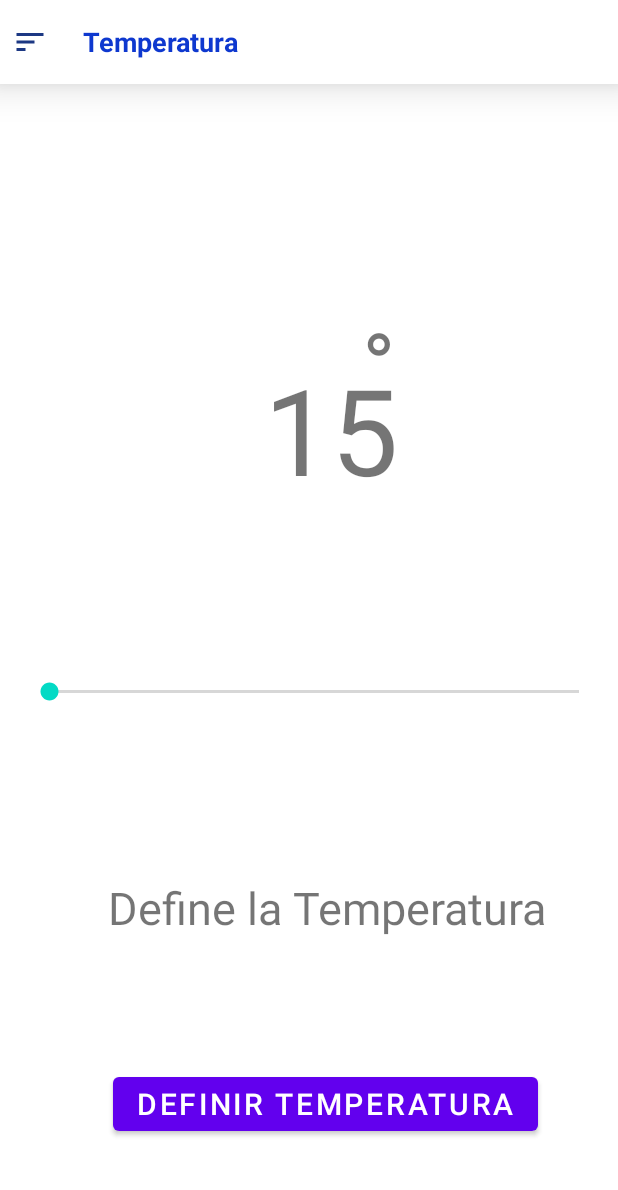
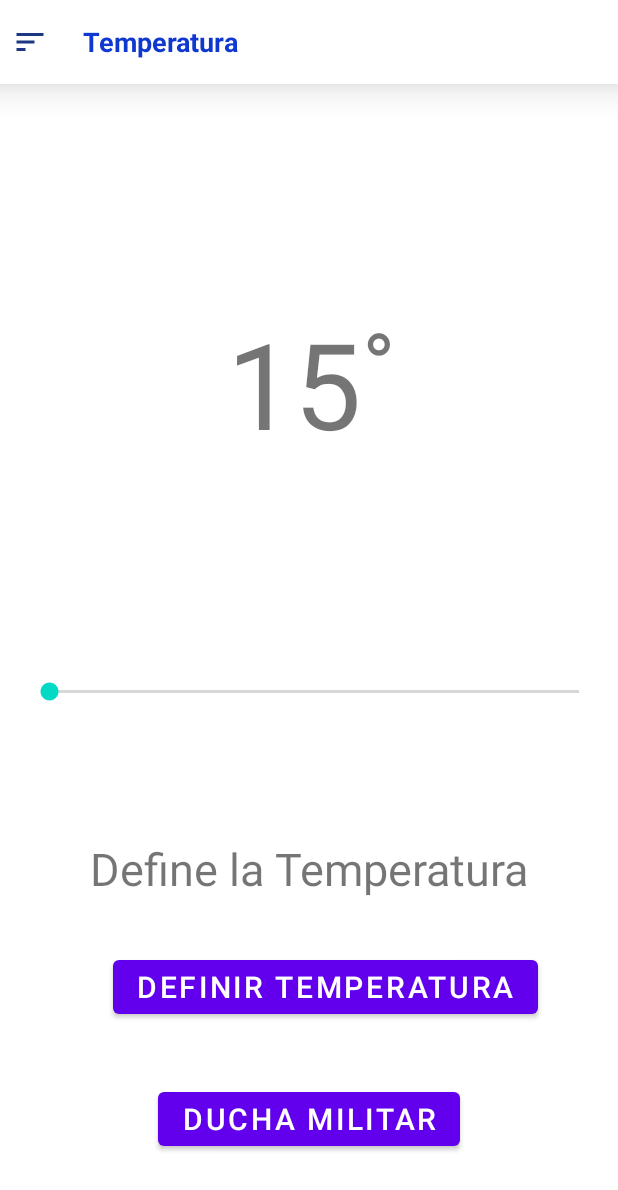
Before and after one commit to angelSantori/rega9, an Android app: the screen it shows after launch (MainActivity), in the side drawer, after a tap on "Temperatura", on a phone screen of 412 x 824 dp. Shown: the top 1190 px of the screen. Run offline under Robolectric (Android 15) with nearby library versions, the phone set to English and light mode, and no system bars; our stand-ins replace navigation-ui; libraries missing offline, so code that uses them is left out: org.eazegraph.lib.

```diff
--- a/app/src/main/java/com/example/rega9/view/HomeFragment.kt
+++ b/app/src/main/java/com/example/rega9/view/HomeFragment.kt
@@ -1,13 +1,24 @@
 package com.example.rega9
 
+import android.media.MediaPlayer
+import android.media.RingtoneManager
 import android.os.Bundle
 import androidx.fragment.app.Fragment
 import android.view.LayoutInflater
 import android.view.View
 import android.view.ViewGroup
+import android.widget.ArrayAdapter
+import android.widget.TextView
 
 
 class HomeFragment : Fragment() {
+
+    override fun onCreate(savedInstanceState: Bundle?) {
+        super.onCreate(savedInstanceState)
+        arguments?.let {
+
+        }
+    }
 
     override fun onCreateView(
         inflater: LayoutInflater, container: ViewGroup?,
@@ -15,5 +26,25 @@ class HomeFragment : Fragment() {
     ): View? {
         // Inflate the layout for this fragment
         return inflater.inflate(R.layout.fragment_home, container, false)
+
+    }
+
+    override fun onViewCreated(view: View, savedInstanceState: Bundle?) {
+        super.onViewCreated(view, savedInstanceState)
+
+        val txtMensaje = view.findViewById<TextView>(R.id.txtMensaje)
+
+        val mensaje = arrayOf(
+            "Cuando proteges el agua proteges la vida.",
+            "Tomar agua nos da vida, pero tomar conciencia no dará agua.",
+            "Toda el agua que desperdicies hoy, es la que necesitaras mañana.",
+            "Ahorra hoy el agua de mañana.",
+            "Salva nuestro planeta. Cuída el agua."
+        )
+
+        val mensajeAleatroio = mensaje.random()
+
+        txtMensaje.text = mensajeAleatroio
+
     }
 }
--- a/app/src/main/java/com/example/rega9/view/temperaturaFrag.kt
+++ b/app/src/main/java/com/example/rega9/view/temperaturaFrag.kt
@@ -2,10 +2,9 @@ package com.example.rega9.view
 
 import android.bluetooth.BluetoothSocket
 import android.content.ContentValues
-import android.os.Bundle
-import android.os.Handler
-import android.os.Looper
-import android.os.Message
+import android.media.MediaPlayer
+import android.media.RingtoneManager
+import android.os.*
 import android.util.Log
 import androidx.fragment.app.Fragment
 import android.view.LayoutInflater
@@ -26,6 +25,8 @@ import java.util.*
 class temperaturaFrag : Fragment() {
     private var startPoint = 0
     private var endpoint = 0
+    private var mediaPlayer: MediaPlayer? = null
+    private var timer: CountDownTimer? = null
 
     companion object {
         var m_myUUID: UUID = UUID.fromString("00001101-0000-1000-8000-00805F9B34FB")
@@ -56,6 +57,10 @@ class temperaturaFrag : Fragment() {
         var btnDefTempe = view.findViewById<Button>(R.id.btnDefTempe)
         var txtTemp = view.findViewById<TextView>(R.id.txtTemp)
         var barraTemp = view.findViewById<SeekBar>(R.id.seekBarTemp)
+        var btnDuchaMilitar = view.findViewById<Button>(R.id.btnDuchaMilitar)
+        mediaPlayer =
+            MediaPlayer.create(requireContext(), RingtoneManager.getDefaultUri(RingtoneManager.TYPE_ALARM))
+
 
 
         barraTemp.setOnSeekBarChangeListener(object : SeekBar.OnSeekBarChangeListener{
@@ -92,6 +97,62 @@ class temperaturaFrag : Fragment() {
                 }, 2000)
             }
         }
+
+        btnDuchaMilitar.setOnClickListener {
+            startTimer()
+        }
+    }
+
+    private fun startTimer() {
+        // Verifica si mediaPlayer se ha inicializado antes de usarlo
+        if (mediaPlayer != null) {
+            // Inicia un temporizador de 1.5 minutos (90,000 ms)
+            timer = object : CountDownTimer(90000, 1000) {
+                override fun onTick(millisUntilFinished: Long) {
+                    // No se muestra el tiempo restante
+                }
+
+                override fun onFinish() {
+                    // Cuando termina el temporizador, reproduce el sonido durante 10 segundos
+                    mediaPlayer?.start()
+                    // Establece otro temporizador de 1.5 minutos para volver a sonar
+                    startSecondTimer()
+                }
+            }
+
+            (timer as CountDownTimer).start()
+        } else {
+            // mediaPlayer no se ha inicializado, maneja el error adecuadamente
+        }
+    }
+
+    private fun startSecondTimer() {
+        // Verifica si mediaPlayer se ha inicializado antes de usarlo
+        if (mediaPlayer != null) {
+            // Inicia un segundo temporizador de 1.5 minutos (90,000 ms)
+            timer = object : CountDownTimer(90000, 1000) {
+                override fun onTick(millisUntilFinished: Long) {
+                    // No se muestra el tiempo restante
+                }
+
+                override fun onFinish() {
+                    // Cuando termina el segundo temporizador, reproduce el sonido nuevamente
+                    mediaPlayer?.start()
+                    // Puedes repetir este proceso si deseas que el sonido siga sonando
+                }
+            }
+
+            (timer as CountDownTimer).start()
+        } else {
+            // mediaPlayer no se ha inicializado, maneja el error adecuadamente
+        }
+    }
+
+    override fun onDestroy() {
+        super.onDestroy()
+        // Asegúrate de detener el temporizador y liberar los recursos cuando el fragmento se destruya
+        timer?.cancel()
+        mediaPlayer?.release()
     }
 
     private fun sendCommand(input: String) {
--- a/app/src/main/res/layout/fragment_graficas.xml
+++ b/app/src/main/res/layout/fragment_graficas.xml
@@ -46,10 +46,9 @@
         android:text="Registrar"
         app:layout_constraintBottom_toBottomOf="parent"
         app:layout_constraintEnd_toEndOf="parent"
-        app:layout_constraintHorizontal_bias="0.458"
         app:layout_constraintStart_toStartOf="parent"
         app:layout_constraintTop_toTopOf="parent"
-        app:layout_constraintVertical_bias="0.909" />
+        app:layout_constraintVertical_bias="0.875" />
 
     <TextView
         android:id="@+id/txtRecibe"
--- a/app/src/main/res/layout/fragment_temperatura.xml
+++ b/app/src/main/res/layout/fragment_temperatura.xml
@@ -21,10 +21,10 @@
         android:textSize="20sp"
         app:layout_constraintBottom_toBottomOf="parent"
         app:layout_constraintEnd_toEndOf="parent"
-        app:layout_constraintHorizontal_bias="0.585"
+        app:layout_constraintHorizontal_bias="0.588"
         app:layout_constraintStart_toStartOf="parent"
         app:layout_constraintTop_toTopOf="parent"
-        app:layout_constraintVertical_bias="0.911" />
+        app:layout_constraintVertical_bias="0.803" />
 
     <TextView
         android:id="@+id/textView2"
@@ -34,10 +34,9 @@
         android:textSize="30sp"
         app:layout_constraintBottom_toBottomOf="parent"
         app:layout_constraintEnd_toEndOf="parent"
-        app:layout_constraintHorizontal_bias="0.603"
         app:layout_constraintStart_toStartOf="parent"
         app:layout_constraintTop_toTopOf="parent"
-        app:layout_constraintVertical_bias="0.727" />
+        app:layout_constraintVertical_bias="0.691" />
 
     <SeekBar
         android:id="@+id/seekBarTemp"
@@ -62,10 +61,10 @@
         android:textSize="80sp"
         app:layout_constraintBottom_toTopOf="@+id/seekBarTemp"
         app:layout_constraintEnd_toEndOf="parent"
-        app:layout_constraintHorizontal_bias="0.546"
+        app:layout_constraintHorizontal_bias="0.47"
         app:layout_constraintStart_toStartOf="parent"
         app:layout_constraintTop_toTopOf="parent"
-        app:layout_constraintVertical_bias="0.66" />
+        app:layout_constraintVertical_bias="0.546" />
 
     <TextView
         android:id="@+id/txtGrado"
@@ -80,5 +79,17 @@
         app:layout_constraintTop_toTopOf="parent"
         app:layout_constraintVertical_bias="0.495" />
 
+    <Button
+        android:id="@+id/btnDuchaMilitar"
+        android:layout_width="wrap_content"
+        android:layout_height="wrap_content"
+        android:text="Ducha Militar"
+        android:textSize="20sp"
+        app:layout_constraintBottom_toBottomOf="parent"
+        app:layout_constraintEnd_toEndOf="parent"
+        app:layout_constraintStart_toStartOf="parent"
+        app:layout_constraintTop_toTopOf="parent"
+        app:layout_constraintVertical_bias="0.925" />
+
 
 </androidx.constraintlayout.widget.ConstraintLayout>
```
Also changed, not shown: app/src/main/res/layout/fragment_home.xml (+19 -1 lines).
